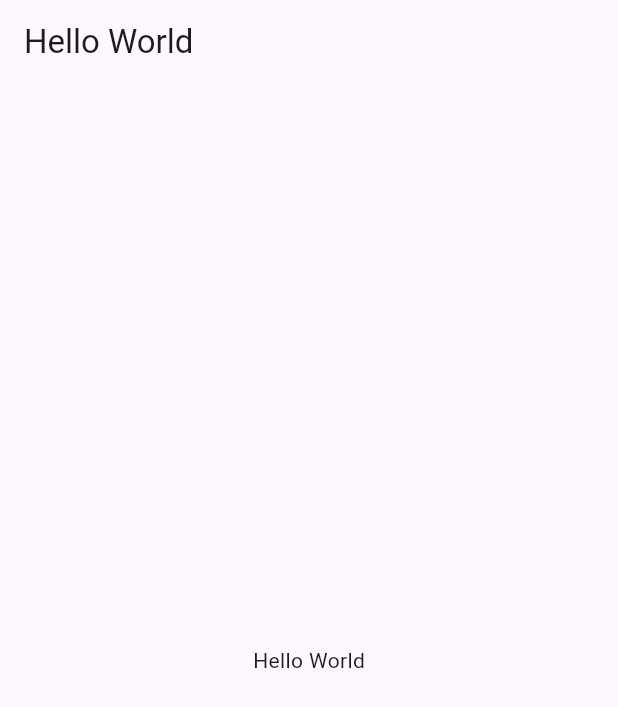
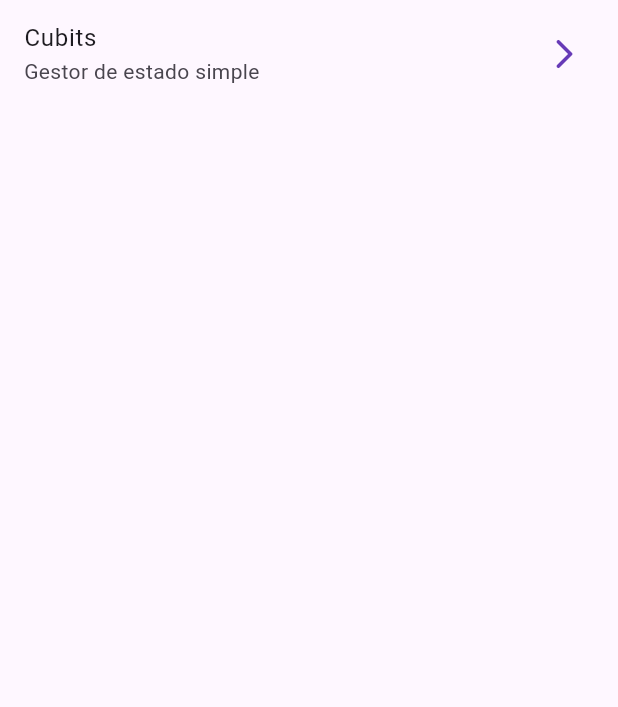
Before and after one commit to pachperdev/forms_flutter_app, a Flutter app: the screen it shows after launch, on a phone screen of 412 x 824 dp. Shown: the top 707 px of the screen. Run offline on Flutter 3.47's test engine with Material 3 defaults, Android fonts, the phone set to English and light mode, and no system bars; our stand-ins replace go_router.

Commit message:
Initial application structure

```diff
--- a/lib/main.dart
+++ b/lib/main.dart
@@ -1,23 +1,23 @@
 // hellow world in flutter
 
 import 'package:flutter/material.dart';
+import 'package:forms_flutter_app/theme/app_theme.dart';
+
+import 'router/app_router.dart';
 
 void main() {
-  runApp(MyApp());
+  runApp(const MyApp());
 }
 
 class MyApp extends StatelessWidget {
+  const MyApp({super.key});
+
   @override
   Widget build(BuildContext context) {
-    return MaterialApp(
-      home: Scaffold(
-        appBar: AppBar(
-          title: Text('Hello World'),
-        ),
-        body: Center(
-          child: Text('Hello World'),
-        ),
-      ),
+    return MaterialApp.router(
+      routerConfig: appRouter,
+      debugShowCheckedModeBanner: false,
+      theme: AppTheme().getTheme(),
     );
   }
 }
--- /dev/null
+++ b/lib/presentation/screens/home_screen.dart
@@ -0,0 +1,22 @@
+import 'package:flutter/material.dart';
+import 'package:go_router/go_router.dart';
+
+class HomeScreen extends StatelessWidget {
+  const HomeScreen({super.key});
+
+  @override
+  Widget build(BuildContext context) {
+    return Scaffold(
+      body: ListView(
+        children: [
+          ListTile(
+            title: const Text('Cubits'),
+            subtitle: const Text('Gestor de estado simple'),
+            trailing: const Icon(Icons.arrow_forward_ios_rounded),
+            onTap: () => context.push('/cubits'),
+          ),
+        ],
+      ),
+    );
+  }
+}
--- /dev/null
+++ b/lib/presentation/screens/screens.dart
@@ -0,0 +1,3 @@
+export 'home_screen.dart';
+export 'cubit_counter_screen.dart';
+export 'bloc_counter_screen.dart';
--- /dev/null
+++ b/lib/router/app_router.dart
@@ -0,0 +1,16 @@
+import 'package:go_router/go_router.dart';
+
+import '../presentation/screens/screens.dart';
+
+final appRouter = GoRouter(
+  routes: [
+    GoRoute(
+      path: '/',
+      builder: (context, state) => const HomeScreen(),
+    ),
+    GoRoute(
+      path: '/cubits',
+      builder: (context, state) => const CubitCounterScreen(),
+    ),
+  ],
+);
--- a/lib/theme/app_theme.dart
+++ b/lib/theme/app_theme.dart
@@ -3,6 +3,18 @@ import 'package:flutter/material.dart';
 class AppTheme {
   ThemeData getTheme() {
     const seedColor = Colors.deepPurple;
-    return ThemeData();
+    return ThemeData(
+      useMaterial3: true,
+      colorSchemeSeed: seedColor,
+      listTileTheme: const ListTileThemeData(
+        iconColor: seedColor,
+      ),
+      pageTransitionsTheme: const PageTransitionsTheme(
+        builders: {
+          TargetPlatform.android: CupertinoPageTransitionsBuilder(),
+          TargetPlatform.iOS: CupertinoPageTransitionsBuilder(),
+        },
+      ),
+    );
   }
 }
--- a/pubspec.yaml
+++ b/pubspec.yaml
@@ -35,6 +35,7 @@ dependencies:
   # The following adds the Cupertino Icons font to your application.
   # Use with the CupertinoIcons class for iOS style icons.
   cupertino_icons: ^1.0.6
+  go_router: ^14.1.4
 
 dev_dependencies:
   flutter_test:
```
Also changed, not shown: lib/presentation/screens/bloc_counter_screen.dart (added, +42 -0 lines), lib/presentation/screens/cubit_counter_screen.dart (added, +42 -0 lines), pubspec.lock.
